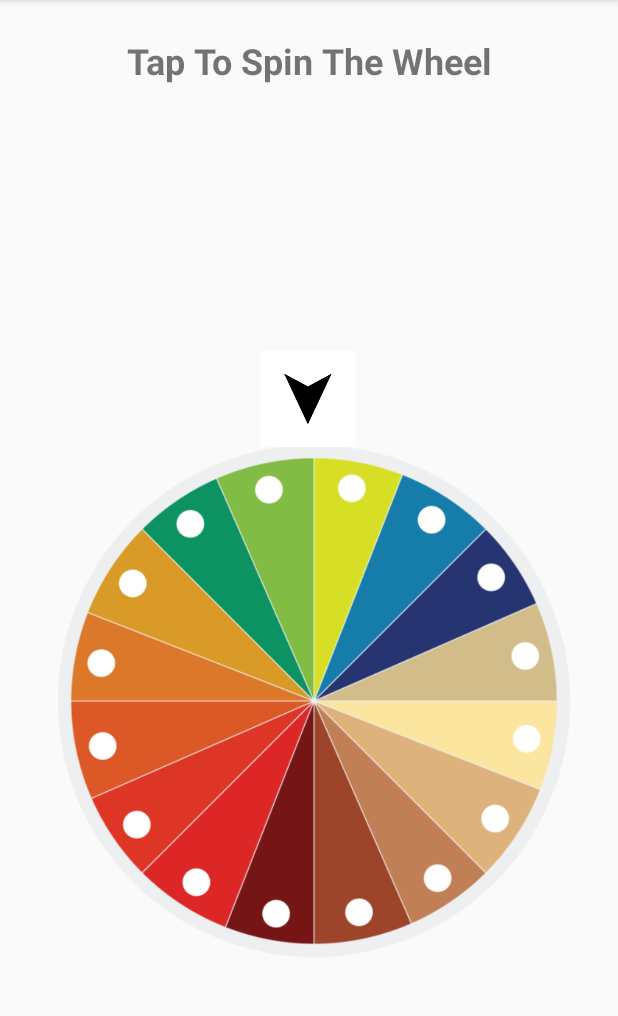
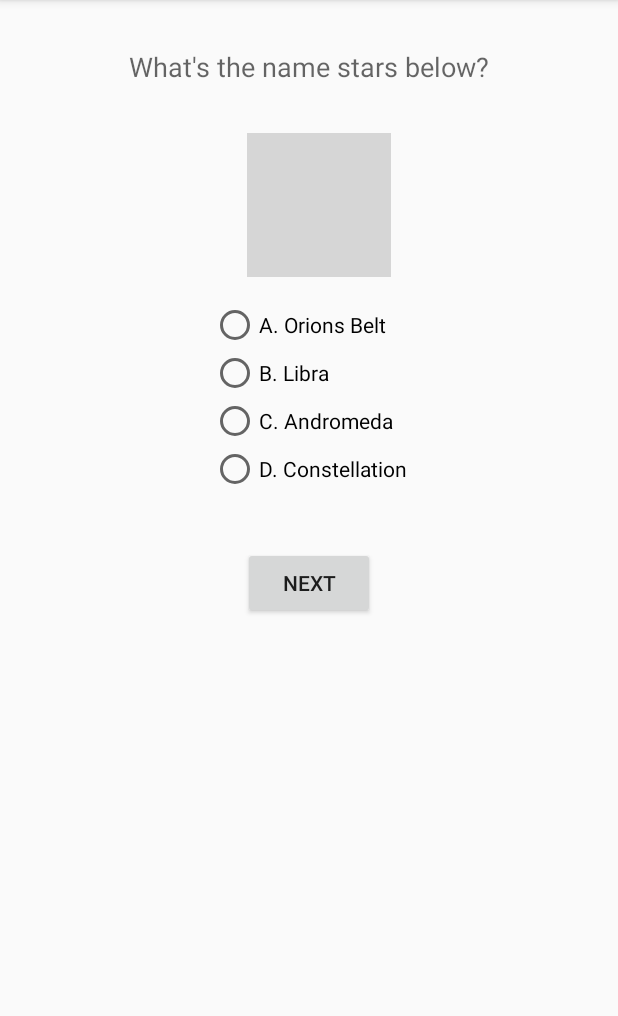
Before and after one commit to chimwemweshaba/aad-team-64-animation-challenge, an Android app: the ThirdActivity screen opened directly, with no data from a screen before it, after a tap on "NEXT", on a phone screen of 412 x 824 dp, the part 84-1100 px from its top. Run offline under Robolectric (Android 15) with nearby library versions, the phone set to English and light mode, and no system bars; 1 other tap on this screen came first; grey boxes are pictures that could not be loaded.

Commit message:
feat: final

```diff
--- a/app/src/main/AndroidManifest.xml
+++ b/app/src/main/AndroidManifest.xml
@@ -9,7 +9,8 @@
         android:roundIcon="@mipmap/ic_launcher_round"
         android:supportsRtl="true"
         android:theme="@style/AppTheme">
-        <activity android:name=".SpinActivity"></activity>
+        <activity android:name=".FourthActivity"></activity>
+        <activity android:name=".FifthActivity" />
         <activity android:name=".ThirdActivity" />
         <activity android:name=".FirstActivity">
             <intent-filter>
--- /dev/null
+++ b/app/src/main/java/com/aadteam64/groupchallenge/FourthActivity.kt
@@ -0,0 +1,56 @@
+package com.aadteam64.groupchallenge
+
+import android.animation.AnimatorSet
+import android.animation.ObjectAnimator
+import android.content.Intent
+import androidx.appcompat.app.AppCompatActivity
+import android.os.Bundle
+import android.view.View
+import kotlinx.android.synthetic.main.activity_fourth.*
+
+class FourthActivity : AppCompatActivity() {
+
+    override fun onCreate(savedInstanceState: Bundle?) {
+        super.onCreate(savedInstanceState)
+        setContentView(R.layout.activity_fourth)
+        ObjectAnimator.ofFloat(image_view_stars, "translationX", 120f, 10f).apply {
+            duration = 2000
+            start()
+        }
+
+        btnNext.setOnClickListener {
+            val intent = Intent(this, FifthActivity::class.java)
+            startActivity(intent)
+        }
+    }
+
+
+
+    fun correct (view: View) {
+
+        // Root Animator Set
+        val rootSet = AnimatorSet()
+
+        // Flip Animation
+        val btn1 = ObjectAnimator.ofFloat(radio_btn_1, "alpha", 1.0f, 0.0f)
+        btn1.duration = 1000
+
+        // Scale Animations
+        val btn2 = ObjectAnimator.ofFloat(radio_btn_2, "alpha", 1.0f, 0.0f)
+        btn2.duration = 1000
+
+
+        val btn3 = ObjectAnimator.ofFloat(radio_btn_3, "alpha", 1.0f, 0.0f)
+        btn3.duration = 1000
+
+
+        rootSet.playTogether(btn1, btn2, btn3)
+
+        rootSet.start()
+        radio_btn_1.isClickable = false
+        radio_btn_2.isClickable = false
+        radio_btn_3.isClickable = false
+        radio_btn_4.isClickable = false
+    }
+
+}
--- a/app/src/main/java/com/aadteam64/groupchallenge/SecondActivity.kt
+++ b/app/src/main/java/com/aadteam64/groupchallenge/SecondActivity.kt
@@ -17,7 +17,7 @@ class SecondActivity : AppCompatActivity()
         super.onCreate(savedInstanceState)
         setContentView(R.layout.activity_second)
 
-        buttonNext.setOnClickListener {
+        btnNext.setOnClickListener {
             val intent = Intent(this, ThirdActivity::class.java)
             startActivity(intent)
         }
@@ -48,7 +48,7 @@ class SecondActivity : AppCompatActivity()
         rootSet.playTogether(opt1, opt2, opt3)
 
         rootSet.start()
-        buttonNext.isVisible = true
+        btnNext.isVisible = true
         option1.isClickable = false
         option2.isClickable = false
         option3.isClickable = false
--- a/app/src/main/java/com/aadteam64/groupchallenge/ThirdActivity.kt
+++ b/app/src/main/java/com/aadteam64/groupchallenge/ThirdActivity.kt
@@ -8,7 +8,6 @@ import android.os.Bundle
 import android.view.View
 import androidx.core.view.isVisible
 import kotlinx.android.synthetic.main.activity_third.*
-import kotlin.system.exitProcess
 
 class ThirdActivity : AppCompatActivity() {
 
@@ -16,8 +15,8 @@ class ThirdActivity : AppCompatActivity() {
         super.onCreate(savedInstanceState)
         setContentView(R.layout.activity_third)
 
-        buttonClose.setOnClickListener {
-            val intent = Intent(this, SpinActivity::class.java)
+        btnNext.setOnClickListener {
+            val intent = Intent(this, FourthActivity::class.java)
             startActivity(intent)
         }
     }
@@ -64,10 +63,8 @@ class ThirdActivity : AppCompatActivity() {
         imagePic2.isClickable = false
         imagePic3.isClickable = false
         imagePic4.isClickable = false
-        buttonClose.isVisible = true
+        btnNext.isVisible = true
     }
 
-    fun close (view: View) {
-        finishAffinity()
-    }
+
 }
--- a/app/src/main/res/layout/activity_first.xml
+++ b/app/src/main/res/layout/activity_first.xml
@@ -15,7 +15,7 @@
         app:layout_constraintEnd_toEndOf="parent"
         app:layout_constraintStart_toStartOf="parent"
         app:layout_constraintTop_toTopOf="parent"
-        app:srcCompat="@drawable/ic_launcher_background" />
+        app:srcCompat="@drawable/background" />
 
     <Button
         android:id="@+id/buttonStart"
--- /dev/null
+++ b/app/src/main/res/layout/activity_fourth.xml
@@ -0,0 +1,77 @@
+<?xml version="1.0" encoding="utf-8"?>
+<androidx.constraintlayout.widget.ConstraintLayout xmlns:android="http://schemas.android.com/apk/res/android"
+    xmlns:app="http://schemas.android.com/apk/res-auto"
+    xmlns:tools="http://schemas.android.com/tools"
+    android:layout_width="match_parent"
+    android:layout_height="match_parent"
+    tools:context=".FourthActivity">
+
+    <TextView
+        android:id="@+id/text_question"
+        android:layout_width="wrap_content"
+        android:layout_height="wrap_content"
+        android:layout_marginTop="32dp"
+        android:text="What's the name stars below?"
+        android:textAppearance="@style/TextAppearance.AppCompat.Medium"
+        app:layout_constraintEnd_toEndOf="parent"
+        app:layout_constraintStart_toStartOf="parent"
+        app:layout_constraintTop_toTopOf="parent" />
+
+    <ImageView
+        android:id="@+id/image_view_stars"
+        android:layout_width="wrap_content"
+        android:layout_height="wrap_content"
+        android:layout_marginTop="32dp"
+        app:layout_constraintEnd_toEndOf="parent"
+        app:layout_constraintStart_toStartOf="parent"
+        app:layout_constraintTop_toBottomOf="@+id/text_question"
+        app:srcCompat="@drawable/contellations" />
+
+    <Button
+        android:id="@+id/btnNext"
+        android:layout_width="wrap_content"
+        android:layout_height="wrap_content"
+        android:layout_marginTop="36dp"
+        android:text="Next"
+        app:layout_constraintEnd_toEndOf="@+id/radioGroup2"
+        app:layout_constraintStart_toStartOf="@+id/radioGroup2"
+        app:layout_constraintTop_toBottomOf="@+id/radioGroup2" />
+
+    <RadioGroup
+        android:id="@+id/radioGroup2"
+        android:layout_width="wrap_content"
+        android:layout_height="wrap_content"
+        android:layout_marginTop="16dp"
+        app:layout_constraintEnd_toEndOf="@+id/image_view_stars"
+        app:layout_constraintStart_toStartOf="@+id/image_view_stars"
+        app:layout_constraintTop_toBottomOf="@+id/image_view_stars">
+
+        <RadioButton
+            android:id="@+id/radio_btn_1"
+            android:onClick="correct"
+            android:layout_width="match_parent"
+            android:layout_height="wrap_content"
+            android:text="A. Orions Belt" />
+
+        <RadioButton
+            android:id="@+id/radio_btn_2"
+            android:onClick="correct"
+            android:layout_width="match_parent"
+            android:layout_height="wrap_content"
+            android:text="B. Libra" />
+
+        <RadioButton
+            android:id="@+id/radio_btn_3"
+            android:onClick="correct"
+            android:layout_width="match_parent"
+            android:layout_height="wrap_content"
+            android:text="C. Andromeda" />
+
+        <RadioButton
+            android:id="@+id/radio_btn_4"
+            android:onClick="correct"
+            android:layout_width="match_parent"
+            android:layout_height="wrap_content"
+            android:text="D. Constellation" />
+    </RadioGroup>
+</androidx.constraintlayout.widget.ConstraintLayout>
--- a/app/src/main/res/layout/activity_second.xml
+++ b/app/src/main/res/layout/activity_second.xml
@@ -70,7 +70,7 @@
     </RadioGroup>
 
     <Button
-        android:id="@+id/buttonNext"
+        android:id="@+id/btnNext"
         android:layout_width="wrap_content"
         android:layout_height="wrap_content"
         android:layout_marginTop="32dp"
--- a/app/src/main/res/layout/activity_third.xml
+++ b/app/src/main/res/layout/activity_third.xml
@@ -59,7 +59,7 @@
         app:srcCompat="@drawable/plane" />
 
     <Button
-        android:id="@+id/buttonClose"
+        android:id="@+id/btnNext"
         android:layout_width="wrap_content"
         android:layout_height="wrap_content"
         android:layout_marginStart="8dp"
```
Also changed, not shown: app/src/main/java/com/aadteam64/groupchallenge/FifthActivity.kt (renamed from app/src/main/java/com/aadteam64/groupchallenge/SpinActivity.kt, +9 -5 lines), app/src/main/res/layout/activity_fifth.xml (renamed from app/src/main/res/layout/activity_spin.xml, +15 -2 lines).
